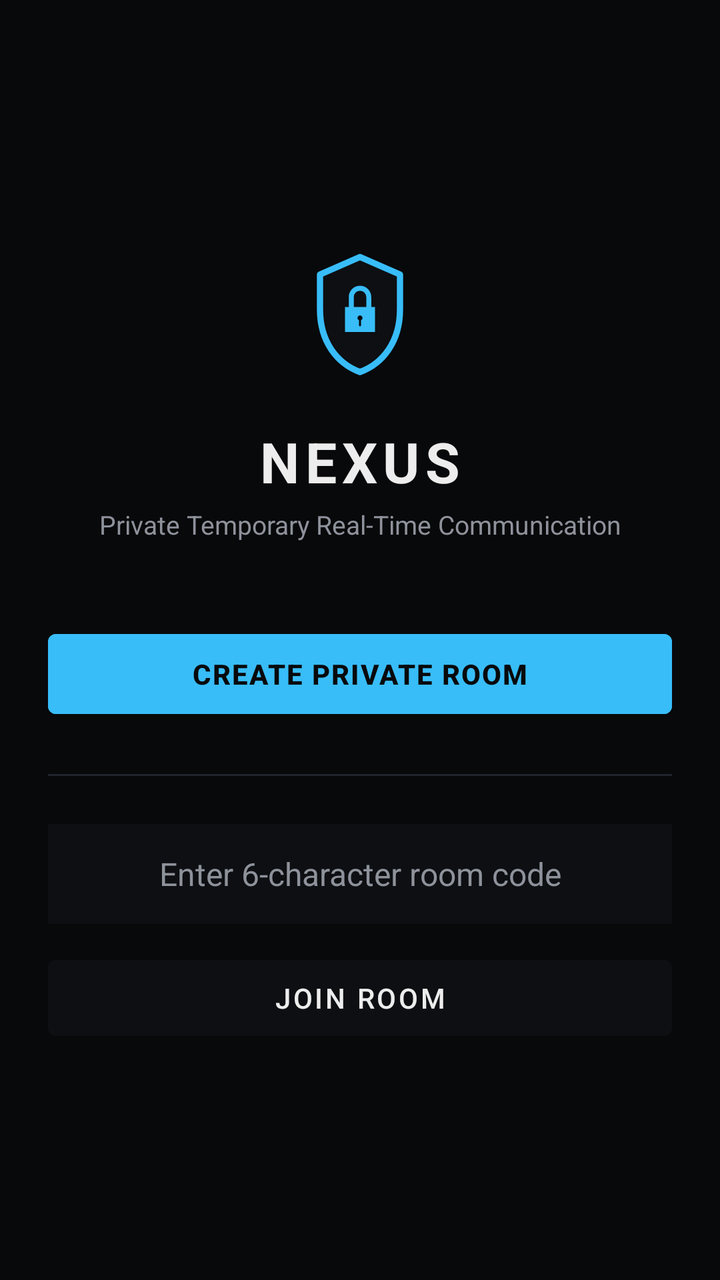
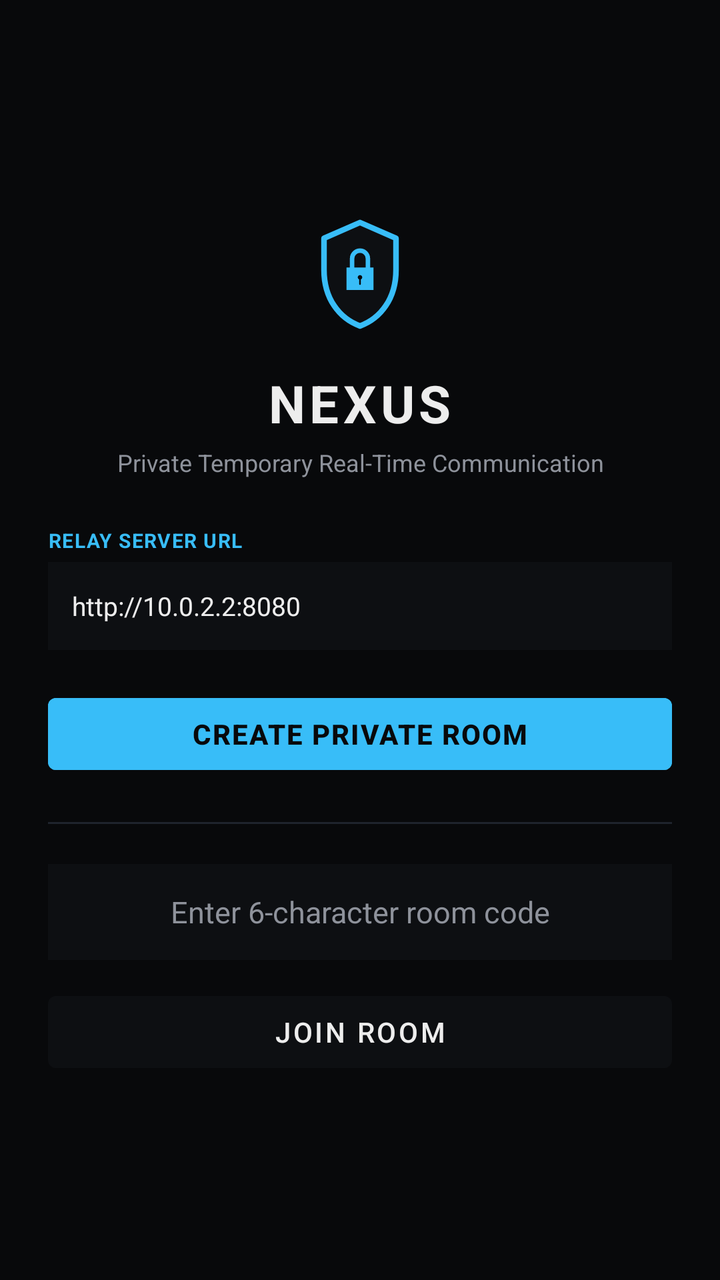

The first picture is an Android layout as it rendered before a commit; the second is the same layout after the commit. The layout source and the unified diff follow.
<!-- AndroidManifest.xml: application theme Theme.NexusChat -->
<!-- res/layout/activity_main.xml -->
<?xml version="1.0" encoding="utf-8"?>
<LinearLayout xmlns:android="http://schemas.android.com/apk/res/android"
    xmlns:app="http://schemas.android.com/apk/res-auto"
    android:layout_width="match_parent"
    android:layout_height="match_parent"
    android:background="@color/nexus_bg"
    android:orientation="vertical"
    android:gravity="center"
    android:padding="24dp">

    <ImageView
        android:layout_width="80dp"
        android:layout_height="80dp"
        android:src="@drawable/ic_nexus_shield"
        android:contentDescription="@string/app_name" />

    <TextView
        android:layout_width="wrap_content"
        android:layout_height="wrap_content"
        android:text="@string/app_name"
        android:textSize="28sp"
        android:textStyle="bold"
        android:textColor="@color/nexus_text_main"
        android:letterSpacing="0.1"
        android:layout_marginTop="16dp" />

    <TextView
        android:layout_width="wrap_content"
        android:layout_height="wrap_content"
        android:text="@string/tagline"
        android:textSize="13sp"
        android:textColor="@color/nexus_text_dim"
        android:gravity="center"
        android:layout_marginTop="4dp"
        android:layout_marginBottom="40dp" />

    <Button
        android:id="@+id/btn_create_room"
        android:layout_width="match_parent"
        android:layout_height="52dp"
        android:text="@string/create_room"
        android:textSize="14sp"
        android:textStyle="bold"
        android:textColor="@color/nexus_bg"
        android:backgroundTint="@color/nexus_cyan"
        android:letterSpacing="0.05" />

    <View
        android:layout_width="match_parent"
        android:layout_height="1dp"
        android:background="@color/nexus_border"
        android:layout_marginTop="24dp"
        android:layout_marginBottom="24dp" />

    <EditText
        android:id="@+id/et_room_code"
        android:layout_width="match_parent"
        android:layout_height="50dp"
        android:hint="@string/enter_code"
        android:textColorHint="@color/nexus_text_dim"
        android:textColor="@color/nexus_text_main"
        android:textSize="16sp"
        android:background="@color/nexus_surface"
        android:gravity="center"
        android:inputType="textCapCharacters"
        android:padding="12dp"
        android:layout_marginBottom="12dp" />

    <Button
        android:id="@+id/btn_join_room"
        android:layout_width="match_parent"
        android:layout_height="50dp"
        android:text="@string/join_room"
        android:textSize="14sp"
        android:textColor="@color/nexus_text_main"
        android:backgroundTint="@color/nexus_surface" />

</LinearLayout>
<!-- resources referenced by this layout -->
<resources>
  <color name="nexus_bg">#08090B</color>
  <color name="nexus_border">#1F242D</color>
  <color name="nexus_cyan">#38BDF8</color>
  <color name="nexus_surface">#0D0F12</color>
  <color name="nexus_text_dim">#8E929B</color>
  <color name="nexus_text_main">#EDEDED</color>
  <!-- drawable ic_nexus_shield (drawable) -->
  <?xml version="1.0" encoding="utf-8"?>
  <vector xmlns:android="http://schemas.android.com/apk/res/android"
      android:width="24dp"
      android:height="24dp"
      android:viewportWidth="512"
      android:viewportHeight="512">
      <path
          android:fillColor="#0D0F12"
          android:strokeColor="#38BDF8"
          android:strokeWidth="20"
          android:strokeLineJoin="round"
          android:pathData="M256,80 L128,136 v112 c0,102.4 54.4,172.8 128,200 73.6,-27.2 128,-97.6 128,-200 V136 L256,80 z" />
      <path
          android:fillColor="#38BDF8"
          android:pathData="M208,240 h96 v80 h-96 z" />
      <path
          android:strokeColor="#38BDF8"
          android:strokeWidth="16"
          android:strokeLineCap="round"
          android:pathData="M228,240 v-32 a28,28 0 0,1 56,0 v32" />
      <path
          android:fillColor="#08090B"
          android:pathData="M256,267 a8,8 0 1,0 0.001,0" />
      <path
          android:strokeColor="#08090B"
          android:strokeWidth="6"
          android:strokeLineCap="round"
          android:pathData="M256,283 v16" />
  </vector>
  <string name="app_name">NEXUS</string>
  <string name="create_room">CREATE PRIVATE ROOM</string>
  <string name="enter_code">Enter 6-character room code</string>
  <string name="join_room">JOIN ROOM</string>
  <string name="tagline">Private Temporary Real-Time Communication</string>
  <style name="Theme.NexusChat" parent="Theme.MaterialComponents.DayNight.NoActionBar">
          <item name="colorPrimary">@color/nexus_cyan</item>
          <item name="android:windowBackground">@color/nexus_bg</item>
          <item name="android:textColorPrimary">@color/nexus_text_main</item>
          <item name="android:statusBarColor">@color/nexus_bg</item>
          <item name="android:navigationBarColor">@color/nexus_bg</item>
      </style>
</resources>

<!-- the commit's change to res/layout/activity_main.xml (unified diff, before → after) -->
@@ -1,6 +1,5 @@
 <?xml version="1.0" encoding="utf-8"?>
 <LinearLayout xmlns:android="http://schemas.android.com/apk/res/android"
-    xmlns:app="http://schemas.android.com/apk/res-auto"
     android:layout_width="match_parent"
     android:layout_height="match_parent"
     android:background="@color/nexus_bg"
@@ -9,8 +8,8 @@
     android:padding="24dp">
 
     <ImageView
-        android:layout_width="80dp"
-        android:layout_height="80dp"
+        android:layout_width="72dp"
+        android:layout_height="72dp"
         android:src="@drawable/ic_nexus_shield"
         android:contentDescription="@string/app_name" />
 
@@ -18,26 +17,57 @@
         android:layout_width="wrap_content"
         android:layout_height="wrap_content"
         android:text="@string/app_name"
-        android:textSize="28sp"
+        android:textSize="26sp"
         android:textStyle="bold"
         android:textColor="@color/nexus_text_main"
-        android:letterSpacing="0.1"
-        android:layout_marginTop="16dp" />
+        android:letterSpacing="0.08"
+        android:layout_marginTop="12dp" />
 
     <TextView
         android:layout_width="wrap_content"
         android:layout_height="wrap_content"
         android:text="@string/tagline"
-        android:textSize="13sp"
+        android:textSize="12sp"
         android:textColor="@color/nexus_text_dim"
         android:gravity="center"
         android:layout_marginTop="4dp"
-        android:layout_marginBottom="40dp" />
+        android:layout_marginBottom="24dp" />
+
+    
+    <LinearLayout
+        android:layout_width="match_parent"
+        android:layout_height="wrap_content"
+        android:orientation="vertical"
+        android:layout_marginBottom="18dp">
+
+        <TextView
+            android:layout_width="wrap_content"
+            android:layout_height="wrap_content"
+            android:text="RELAY SERVER URL"
+            android:textSize="10sp"
+            android:textStyle="bold"
+            android:textColor="@color/nexus_cyan"
+            android:letterSpacing="0.05"
+            android:layout_marginBottom="4dp" />
+
+        <EditText
+            android:id="@+id/et_server_url"
+            android:layout_width="match_parent"
+            android:layout_height="44dp"
+            android:hint="http://10.0.2.2:8080"
+            android:text="http://10.0.2.2:8080"
+            android:textColorHint="@color/nexus_text_dim"
+            android:textColor="@color/nexus_text_main"
+            android:textSize="13sp"
+            android:background="@color/nexus_surface"
+            android:paddingHorizontal="12dp"
+            android:inputType="textUri" />
+    </LinearLayout>
 
     <Button
         android:id="@+id/btn_create_room"
         android:layout_width="match_parent"
-        android:layout_height="52dp"
+        android:layout_height="48dp"
         android:text="@string/create_room"
         android:textSize="14sp"
         android:textStyle="bold"
@@ -49,27 +79,27 @@
         android:layout_width="match_parent"
         android:layout_height="1dp"
         android:background="@color/nexus_border"
-        android:layout_marginTop="24dp"
-        android:layout_marginBottom="24dp" />
+        android:layout_marginTop="20dp"
+        android:layout_marginBottom="20dp" />
 
     <EditText
         android:id="@+id/et_room_code"
         android:layout_width="match_parent"
-        android:layout_height="50dp"
+        android:layout_height="48dp"
         android:hint="@string/enter_code"
         android:textColorHint="@color/nexus_text_dim"
         android:textColor="@color/nexus_text_main"
-        android:textSize="16sp"
+        android:textSize="15sp"
         android:background="@color/nexus_surface"
         android:gravity="center"
         android:inputType="textCapCharacters"
-        android:padding="12dp"
+        android:padding="10dp"
         android:layout_marginBottom="12dp" />
 
     <Button
         android:id="@+id/btn_join_room"
         android:layout_width="match_parent"
-        android:layout_height="50dp"
+        android:layout_height="48dp"
         android:text="@string/join_room"
         android:textSize="14sp"
         android:textColor="@color/nexus_text_main"
